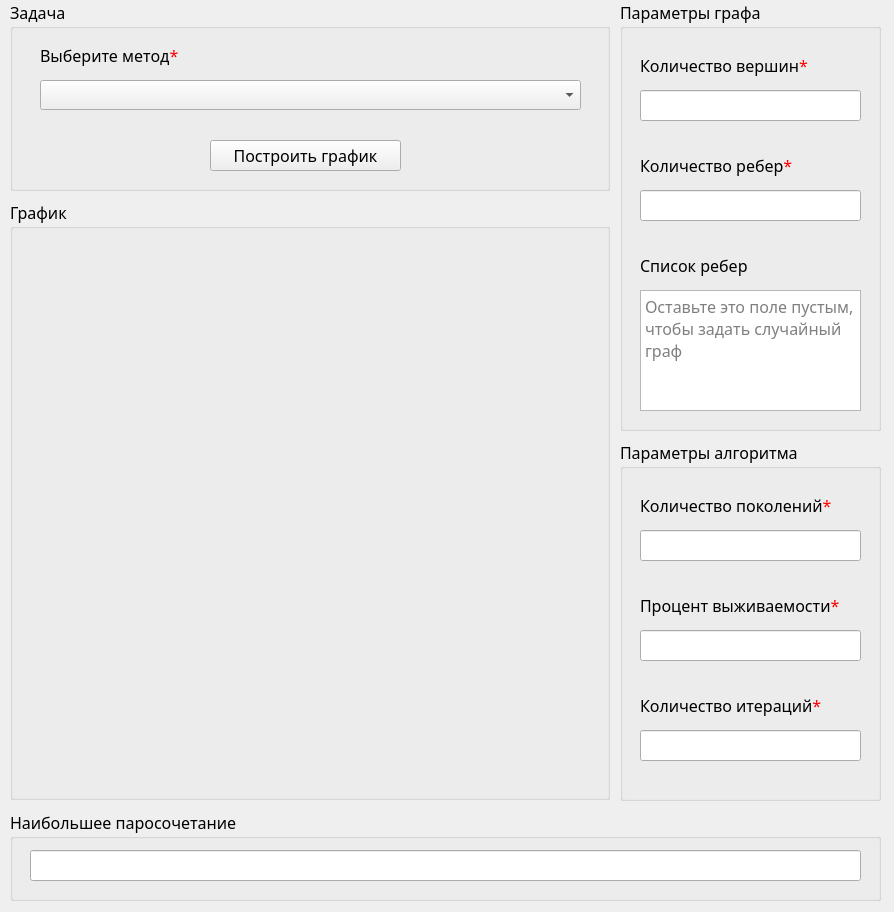
Before: the Qt Designer form GA-IS/GeneticAlgorithm/src/form.ui in MediamNoctem/University, drawn with Qt 5.
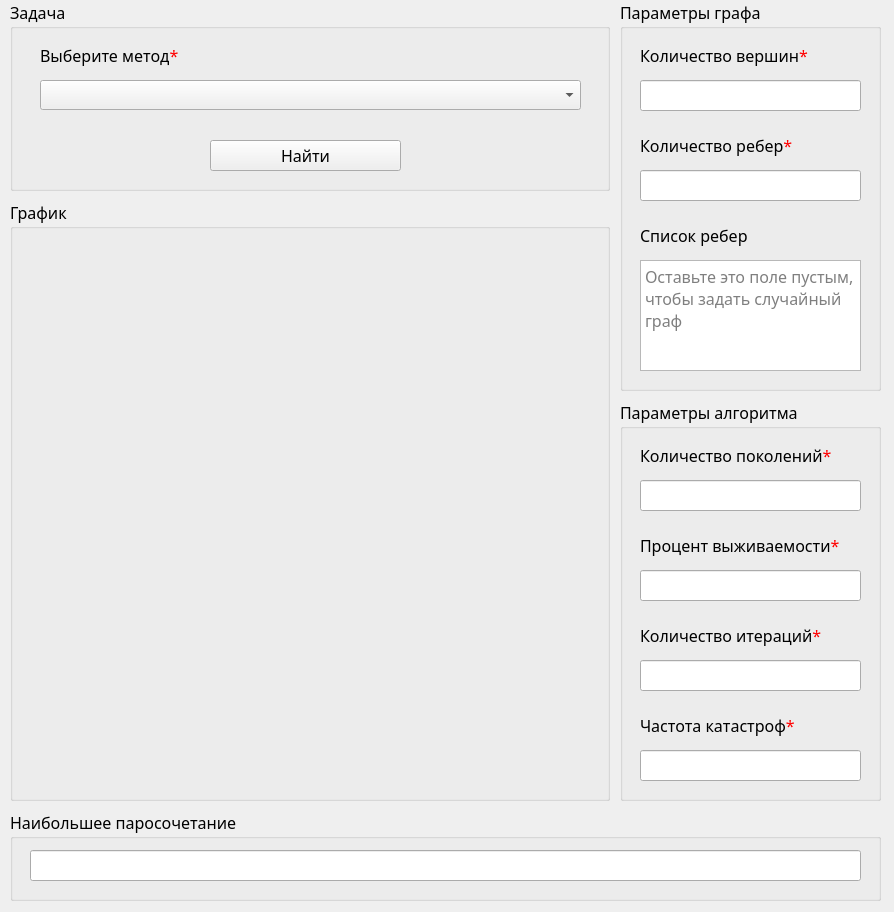
After: the same form once the commit is applied.

Patch:
```diff
--- a/GA-IS/GeneticAlgorithm/src/form.ui
+++ b/GA-IS/GeneticAlgorithm/src/form.ui
@@ -26,7 +26,7 @@
       <x>10</x>
       <y>200</y>
       <width>600</width>
-      <height>600</height>
+      <height>601</height>
      </rect>
     </property>
     <property name="title">
@@ -109,7 +109,7 @@
       </rect>
      </property>
      <property name="text">
-      <string>Построить график</string>
+      <string>Найти</string>
      </property>
     </widget>
    </widget>
@@ -117,9 +117,9 @@
     <property name="geometry">
      <rect>
       <x>620</x>
-      <y>440</y>
+      <y>400</y>
       <width>261</width>
-      <height>361</height>
+      <height>401</height>
      </rect>
     </property>
     <property name="title">
@@ -129,7 +129,7 @@
      <property name="geometry">
       <rect>
        <x>20</x>
-       <y>50</y>
+       <y>40</y>
        <width>221</width>
        <height>31</height>
       </rect>
@@ -142,7 +142,7 @@
      <property name="geometry">
       <rect>
        <x>20</x>
-       <y>90</y>
+       <y>80</y>
        <width>221</width>
        <height>31</height>
       </rect>
@@ -152,7 +152,7 @@
      <property name="geometry">
       <rect>
        <x>20</x>
-       <y>150</y>
+       <y>130</y>
        <width>221</width>
        <height>31</height>
       </rect>
@@ -165,7 +165,7 @@
      <property name="geometry">
       <rect>
        <x>20</x>
-       <y>190</y>
+       <y>170</y>
        <width>221</width>
        <height>31</height>
       </rect>
@@ -175,7 +175,7 @@
      <property name="geometry">
       <rect>
        <x>20</x>
-       <y>250</y>
+       <y>220</y>
        <width>221</width>
        <height>31</height>
       </rect>
@@ -188,12 +188,35 @@
      <property name="geometry">
       <rect>
        <x>20</x>
-       <y>290</y>
+       <y>260</y>
        <width>221</width>
        <height>31</height>
       </rect>
      </property>
     </widget>
+    <widget class="QLineEdit" name="lineEdit_6">
+     <property name="geometry">
+      <rect>
+       <x>20</x>
+       <y>350</y>
+       <width>221</width>
+       <height>31</height>
+      </rect>
+     </property>
+    </widget>
+    <widget class="QLabel" name="label_8">
+     <property name="geometry">
+      <rect>
+       <x>20</x>
+       <y>310</y>
+       <width>221</width>
+       <height>31</height>
+      </rect>
+     </property>
+     <property name="text">
+      <string>&lt;html&gt;&lt;head/&gt;&lt;body&gt;&lt;p&gt;Частота катастроф&lt;span style=&quot; color:#ff0000;&quot;&gt;*&lt;/span&gt;&lt;/p&gt;&lt;/body&gt;&lt;/html&gt;</string>
+     </property>
+    </widget>
    </widget>
    <widget class="QGroupBox" name="groupBox_3">
     <property name="geometry">
@@ -207,7 +230,7 @@
     <property name="title">
      <string>Наибольшее паросочетание</string>
     </property>
-    <widget class="QLineEdit" name="lineEdit_6">
+    <widget class="QLineEdit" name="lineEdit_7">
      <property name="enabled">
       <bool>true</bool>
      </property>
@@ -230,7 +253,7 @@
       <x>620</x>
       <y>0</y>
       <width>261</width>
-      <height>431</height>
+      <height>391</height>
      </rect>
     </property>
     <property name="title">
@@ -240,7 +263,7 @@
      <property name="geometry">
       <rect>
        <x>20</x>
-       <y>50</y>
+       <y>40</y>
        <width>221</width>
        <height>31</height>
       </rect>
@@ -253,7 +276,7 @@
      <property name="geometry">
       <rect>
        <x>20</x>
-       <y>90</y>
+       <y>80</y>
        <width>221</width>
        <height>31</height>
       </rect>
@@ -263,7 +286,7 @@
      <property name="geometry">
       <rect>
        <x>20</x>
-       <y>150</y>
+       <y>130</y>
        <width>221</width>
        <height>31</height>
       </rect>
@@ -276,7 +299,7 @@
      <property name="geometry">
       <rect>
        <x>20</x>
-       <y>190</y>
+       <y>170</y>
        <width>221</width>
        <height>31</height>
       </rect>
@@ -286,7 +309,7 @@
      <property name="geometry">
       <rect>
        <x>20</x>
-       <y>250</y>
+       <y>220</y>
        <width>221</width>
        <height>31</height>
       </rect>
@@ -299,9 +322,9 @@
      <property name="geometry">
       <rect>
        <x>20</x>
-       <y>290</y>
+       <y>260</y>
        <width>221</width>
-       <height>121</height>
+       <height>111</height>
       </rect>
      </property>
      <property name="toolTip">
```
Left out of the diff: 2 changed lines with no effect on the pictures.
